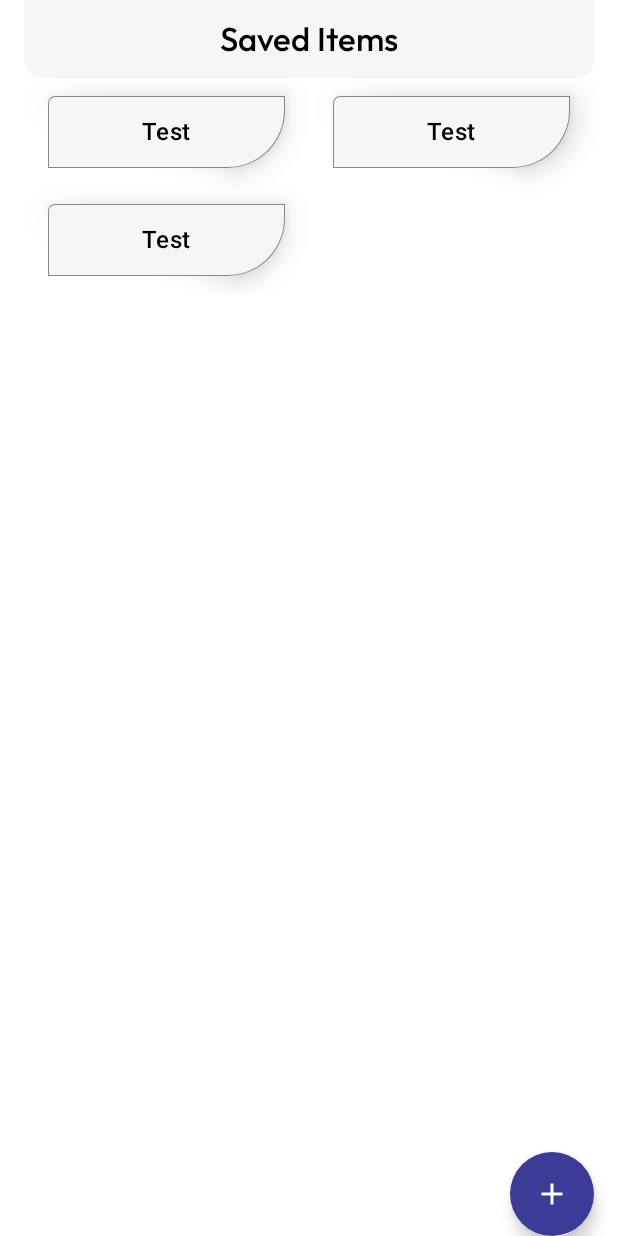
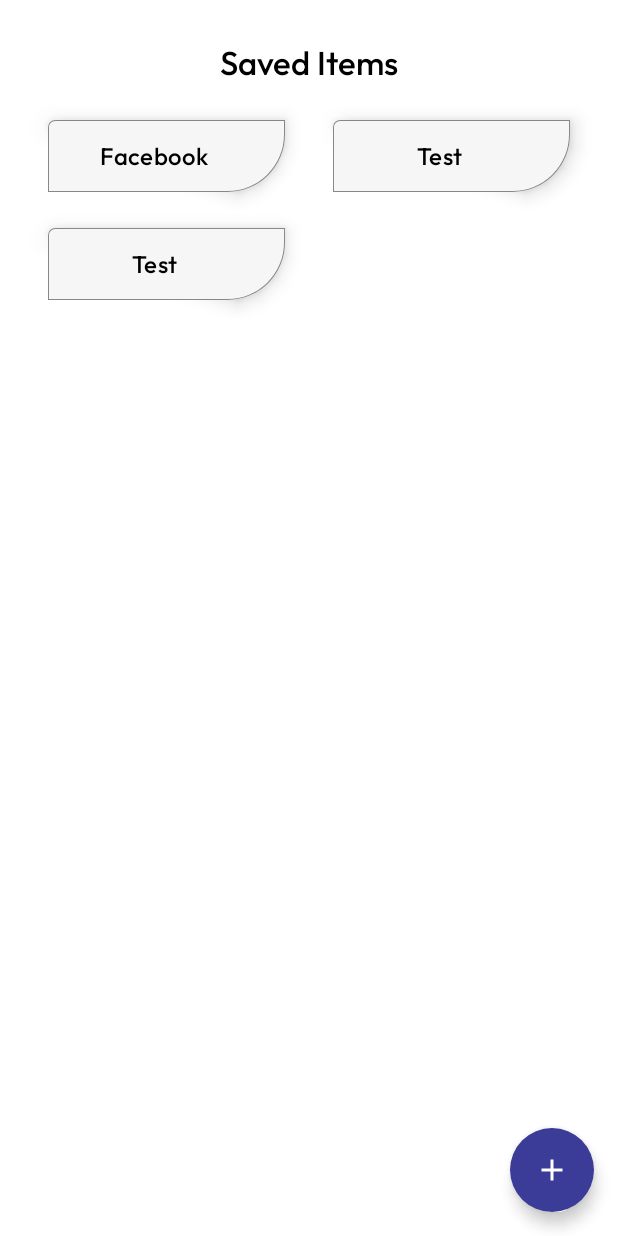
Before and after one commit to Chandra-Sekhar-Bala/Web2Android, an Android app built with Jetpack Compose: the @Preview function HomeScreenPrev, on a phone screen of 412 x 824 dp. Run offline under Robolectric (Android 15) with nearby library versions, the phone set to English and light mode, and no system bars.

Commit message:
fix: UI fixes

```diff
--- a/app/src/main/java/com/chandra/web2android/presentation/theme/Color.kt
+++ b/app/src/main/java/com/chandra/web2android/presentation/theme/Color.kt
@@ -13,7 +13,7 @@ val Pink40 = Color(0xFF7D5260)
 object Colors {
     val DeepBlue = Color(0xFF0a3d62)
     val Violet = Color(0xFF8A11D6)
-    val White = Color(0xFFF6F6F6)
+    val White = Color(0xFFFFFFFF)
     val WhiteGrey = Color(0xFFF1EEEE)
     val LightGreen = Color(0xFF78e08f)
     val BlueBell = Color(0xFF3B3B98)
--- a/app/src/main/java/com/chandra/web2android/presentation/ui/MainActivity.kt
+++ b/app/src/main/java/com/chandra/web2android/presentation/ui/MainActivity.kt
@@ -3,6 +3,7 @@ package com.chandra.web2android.presentation.ui
 import android.os.Bundle
 import androidx.activity.ComponentActivity
 import androidx.activity.compose.setContent
+import androidx.activity.enableEdgeToEdge
 import androidx.compose.runtime.Composable
 import com.chandra.web2android.presentation.theme.Web2AndroidTheme
 import com.chandra.web2android.presentation.ui.home.HomeScreen
@@ -10,6 +11,7 @@ import com.chandra.web2android.presentation.ui.home.HomeScreen
 class MainActivity : ComponentActivity() {
     override fun onCreate(savedInstanceState: Bundle?) {
         super.onCreate(savedInstanceState)
+        enableEdgeToEdge()
         setContent {
             Web2AndroidTheme {
                 App()
--- a/app/src/main/java/com/chandra/web2android/presentation/ui/components/BttonFill.kt
+++ b/app/src/main/java/com/chandra/web2android/presentation/ui/components/BttonFill.kt
@@ -25,8 +25,8 @@ fun ButtonFilled(text: String, modifier: Modifier = Modifier, onClick: () -> Uni
         colors = ButtonDefaults.buttonColors(containerColor = Colors.DeepBlue),
         modifier = modifier
             .fillMaxWidth(1f)
-            .padding(12.dp)
+            .padding(8.dp)
     ) {
-        Text(text = text, style = MaterialTheme.typography.titleLarge)
+        Text(text = text, style = MaterialTheme.typography.titleLarge, modifier =  Modifier.padding(8.dp))
     }
 }
--- a/app/src/main/java/com/chandra/web2android/presentation/ui/home/HomeScreen.kt
+++ b/app/src/main/java/com/chandra/web2android/presentation/ui/home/HomeScreen.kt
@@ -29,7 +29,7 @@ import io.poxscan.wallet.presentation.ui.wallet.TopAppBar
 private fun HomeScreenPrev() {
     HomeScreen(
         listOf(
-            WebModel("Test", ""),
+            WebModel("Facebook", ""),
             WebModel("Test", ""),
             WebModel("Test", ""),
         ), {}, {})
@@ -45,12 +45,11 @@ fun HomeScreen(
     Box(
         modifier = modifier
             .fillMaxSize()
-            .padding(16.dp, 0.dp)
+            .padding(16.dp)
             .background(color = Color.White)
     ) {
         Column {
             TopAppBar("Saved Items", false) {
-
             }
             LazyVerticalGrid(columns = GridCells.Fixed(2)) {
                 items(listItems) { item ->
--- a/app/src/main/java/com/chandra/web2android/presentation/ui/home/WebItems.kt
+++ b/app/src/main/java/com/chandra/web2android/presentation/ui/home/WebItems.kt
@@ -14,8 +14,13 @@ import androidx.compose.runtime.Composable
 import androidx.compose.ui.Alignment
 import androidx.compose.ui.Modifier
 import androidx.compose.ui.graphics.Color
+import androidx.compose.ui.text.font.Font
+import androidx.compose.ui.text.font.FontFamily
+import androidx.compose.ui.text.style.TextAlign
 import androidx.compose.ui.tooling.preview.Preview
 import androidx.compose.ui.unit.dp
+import androidx.compose.ui.unit.sp
+import com.chandra.web2android.R
 import com.chandra.web2android.data.model.WebModel
 
 @Preview(showSystemUi = true)
@@ -33,7 +38,7 @@ fun WebItems(data: WebModel, onClick: (WebModel) -> Unit, modifier: Modifier = M
             .clickable {
                 onClick(data)
             },
-        elevation = CardDefaults.elevatedCardElevation(defaultElevation = 12.dp),
+        elevation = CardDefaults.elevatedCardElevation(defaultElevation = 8.dp),
         colors = CardDefaults.cardColors(containerColor = Color(0xFFF6F6F6)),
         shape = RoundedCornerShape(10, 0 , 80 , 0)
         ,
@@ -48,8 +53,13 @@ fun WebItems(data: WebModel, onClick: (WebModel) -> Unit, modifier: Modifier = M
             Text(
                 text = data.name,
                 style = MaterialTheme.typography.titleMedium,
+                fontFamily = FontFamily(Font(R.font.outfit_medium)),
+                fontSize = 16.sp,
                 color = Color.Black,
-                modifier = Modifier.align(Alignment.Center)
+                modifier = Modifier. fillMaxWidth()
+                    .align(Alignment.Center)
+                    .padding(0.dp, 0.dp, 16.dp, 0.dp),
+                textAlign = TextAlign.Center
             )
         }
     }
```
Also changed, not shown: app/src/main/java/com/chandra/web2android/presentation/ui/addWeb/AddWebSites.kt (+3 -4 lines), app/src/main/java/com/chandra/web2android/presentation/ui/components/TopAppBar.kt (+8 -4 lines).
